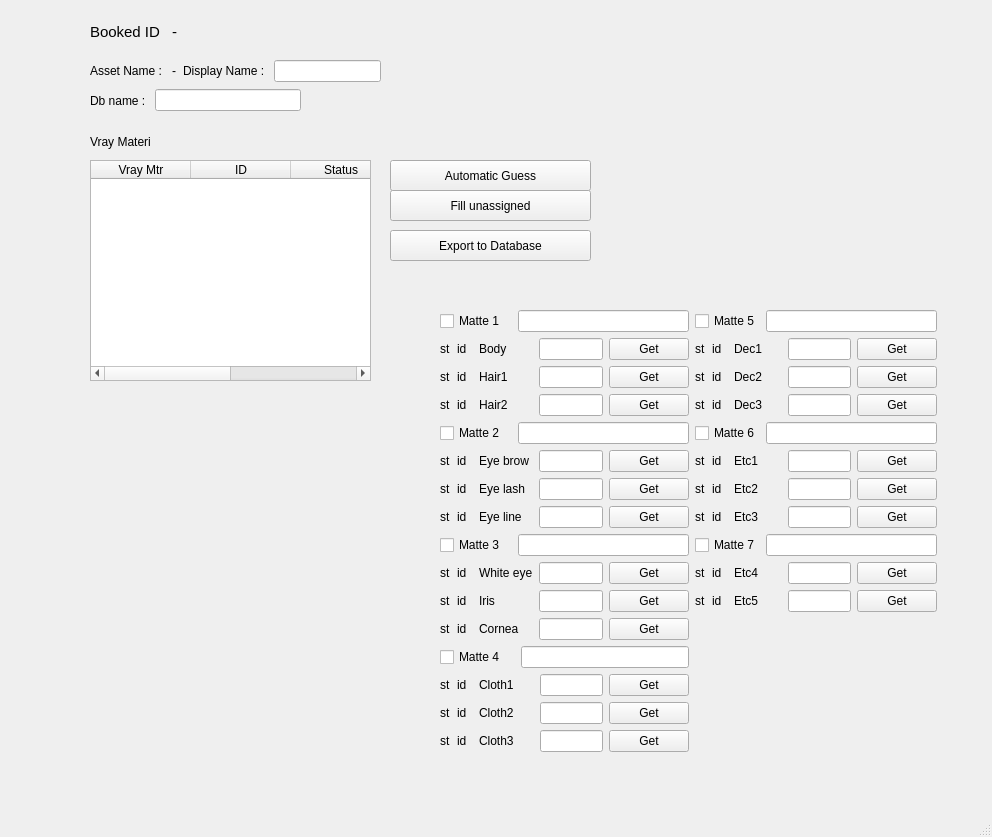
The window that matteExport_ui.ui (ChanonVilaiyuk/matteTools) describes before a commit, drawn with Qt 5.
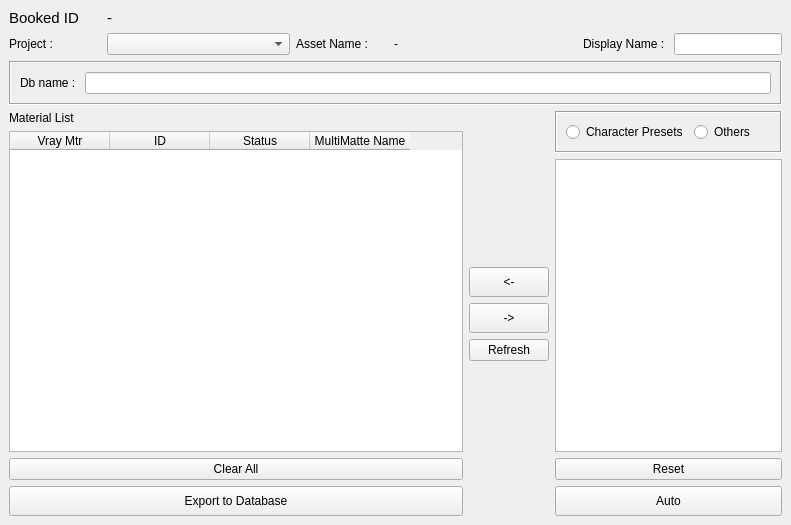
The same window after the commit.

```diff
--- a/matteExport_ui.ui
+++ b/matteExport_ui.ui
@@ -6,70 +6,67 @@
    <rect>
     <x>0</x>
     <y>0</y>
-    <width>992</width>
-    <height>837</height>
+    <width>791</width>
+    <height>525</height>
    </rect>
   </property>
   <property name="windowTitle">
    <string>MainWindow</string>
   </property>
   <widget class="QWidget" name="centralwidget">
-   <widget class="QLabel" name="label_22">
-    <property name="geometry">
-     <rect>
-      <x>90</x>
-      <y>130</y>
-      <width>60</width>
-      <height>23</height>
-     </rect>
-    </property>
-    <property name="text">
-     <string>Vray Materials</string>
-    </property>
-   </widget>
-   <widget class="QWidget" name="gridLayoutWidget_9">
-    <property name="geometry">
-     <rect>
-      <x>90</x>
-      <y>10</y>
-      <width>291</width>
-      <height>72</height>
-     </rect>
-    </property>
-    <layout class="QGridLayout" name="gridLayout_11">
+   <layout class="QVBoxLayout" name="verticalLayout_3">
+    <item>
+     <layout class="QGridLayout" name="gridLayout_11" columnstretch="1,2,1,2,0,0,0">
+      <item row="2" column="1">
+       <widget class="QComboBox" name="project_comboBox"/>
+      </item>
      <item row="2" column="0">
       <widget class="QLabel" name="label_23">
        <property name="text">
+         <string>Project : </string>
+        </property>
+       </widget>
+      </item>
+      <item row="2" column="5">
+       <widget class="QLineEdit" name="display_lineEdit">
+        <property name="text">
+         <string/>
+        </property>
+       </widget>
+      </item>
+      <item row="0" column="0">
+       <widget class="QLabel" name="label_26">
+        <property name="font">
+         <font>
+          <pointsize>11</pointsize>
+         </font>
+        </property>
+        <property name="text">
+         <string>Booked ID</string>
+        </property>
+       </widget>
+      </item>
+      <item row="2" column="3">
+       <widget class="QLabel" name="assetName_label">
+        <property name="text">
+         <string>-</string>
+        </property>
+       </widget>
+      </item>
+      <item row="2" column="2">
+       <widget class="QLabel" name="label_28">
+        <property name="text">
         <string>Asset Name : </string>
        </property>
       </widget>
      </item>
-     <item row="2" column="2">
+      <item row="2" column="4">
       <widget class="QLabel" name="label_24">
        <property name="text">
         <string>Display Name : </string>
        </property>
       </widget>
      </item>
-     <item row="2" column="1">
-      <widget class="QLabel" name="label_25">
-       <property name="text">
-        <string>-</string>
-       </property>
-      </widget>
-     </item>
-     <item row="0" column="0">
-      <widget class="QLabel" name="label_26">
-       <property name="font">
-        <font>
-         <pointsize>11</pointsize>
-        </font>
-       </property>
-       <property name="text">
-        <string>Booked ID</string>
-       </property>
-      </widget>
-     </item>
      <item row="0" column="1">
       <widget class="QLabel" name="label_27">
        <property name="font">
@@ -82,25 +79,17 @@
        </property>
       </widget>
      </item>
-     <item row="2" column="3">
-      <widget class="QLineEdit" name="lineEdit_20">
-       <property name="text">
-        <string/>
-       </property>
-      </widget>
-     </item>
-    </layout>
-   </widget>
-   <widget class="QWidget" name="horizontalLayoutWidget_8">
-    <property name="geometry">
-     <rect>
-      <x>90</x>
-      <y>80</y>
-      <width>211</width>
-      <height>41</height>
-     </rect>
-    </property>
-    <layout class="QHBoxLayout" name="horizontalLayout_8">
+     </layout>
+    </item>
+    <item>
+     <widget class="QFrame" name="frame_2">
+      <property name="frameShape">
+       <enum>QFrame::Box</enum>
+      </property>
+      <property name="frameShadow">
+       <enum>QFrame::Sunken</enum>
+      </property>
+      <layout class="QHBoxLayout" name="horizontalLayout_2">
      <item>
       <widget class="QLabel" name="label_48">
        <property name="text">
@@ -117,54 +106,20 @@
      </item>
     </layout>
    </widget>
-   <widget class="QPushButton" name="pushButton_22">
-    <property name="geometry">
-     <rect>
-      <x>390</x>
-      <y>160</y>
-      <width>201</width>
-      <height>31</height>
-     </rect>
-    </property>
+    </item>
+    <item>
+     <layout class="QHBoxLayout" name="horizontalLayout_5" stretch="2,0,1">
+      <item>
+       <layout class="QVBoxLayout" name="verticalLayout_2">
+        <item>
+         <widget class="QLabel" name="label">
     <property name="text">
-     <string>Automatic Guess</string>
-    </property>
-   </widget>
-   <widget class="QPushButton" name="pushButton_23">
-    <property name="geometry">
-     <rect>
-      <x>390</x>
-      <y>230</y>
-      <width>201</width>
-      <height>31</height>
-     </rect>
-    </property>
-    <property name="text">
-     <string>Export to Database</string>
-    </property>
-   </widget>
-   <widget class="QPushButton" name="pushButton_44">
-    <property name="geometry">
-     <rect>
-      <x>390</x>
-      <y>190</y>
-      <width>201</width>
-      <height>31</height>
-     </rect>
-    </property>
-    <property name="text">
-     <string>Fill unassigned</string>
-    </property>
-   </widget>
+           <string>Material List</string>
+          </property>
+         </widget>
+        </item>
+        <item>
    <widget class="QTableWidget" name="tableWidget">
-    <property name="geometry">
-     <rect>
-      <x>90</x>
-      <y>160</y>
-      <width>281</width>
-      <height>221</height>
-     </rect>
-    </property>
     <column>
      <property name="text">
       <string>Vray Mtr</string>
@@ -186,787 +141,148 @@
      </property>
     </column>
    </widget>
-   <widget class="QWidget" name="gridLayoutWidget_8">
-    <property name="geometry">
-     <rect>
-      <x>440</x>
-      <y>310</y>
-      <width>497</width>
-      <height>447</height>
-     </rect>
-    </property>
-    <layout class="QGridLayout" name="gridLayout_10">
-     <item row="7" column="0">
-      <layout class="QGridLayout" name="gridLayout_4">
-       <item row="2" column="4">
-        <widget class="QPushButton" name="pushButton_10">
-         <property name="text">
-          <string>Get</string>
-         </property>
-        </widget>
-       </item>
-       <item row="1" column="2">
-        <widget class="QLabel" name="label_10">
+        </item>
+        <item>
+         <widget class="QPushButton" name="clearAll_pushButton">
          <property name="text">
-          <string>Cloth2</string>
+           <string>Clear All</string>
          </property>
         </widget>
        </item>
-       <item row="0" column="3">
-        <widget class="QLineEdit" name="mtr10_lineEdit"/>
-       </item>
-       <item row="2" column="2">
-        <widget class="QLabel" name="label_11">
-         <property name="text">
-          <string>Cloth3</string>
-         </property>
-        </widget>
-       </item>
-       <item row="0" column="2">
-        <widget class="QLabel" name="label_12">
+        <item>
+         <widget class="QPushButton" name="export_pushButton">
+          <property name="minimumSize">
+           <size>
+            <width>0</width>
+            <height>30</height>
+           </size>
+          </property>
          <property name="text">
-          <string>Cloth1      </string>
+           <string>Export to Database</string>
          </property>
         </widget>
        </item>
-       <item row="2" column="3">
-        <widget class="QLineEdit" name="mtr12_lineEdit"/>
-       </item>
-       <item row="1" column="3">
-        <widget class="QLineEdit" name="mtr11_lineEdit"/>
-       </item>
-       <item row="1" column="4">
-        <widget class="QPushButton" name="pushButton_11">
-         <property name="text">
-          <string>Get</string>
-         </property>
-        </widget>
-       </item>
-       <item row="0" column="4">
-        <widget class="QPushButton" name="pushButton_12">
-         <property name="text">
-          <string>Get</string>
-         </property>
-        </widget>
-       </item>
-       <item row="1" column="1">
-        <widget class="QLabel" name="label_38">
-         <property name="text">
-          <string>id  </string>
-         </property>
-        </widget>
-       </item>
-       <item row="0" column="1">
-        <widget class="QLabel" name="label_37">
-         <property name="text">
-          <string>id  </string>
-         </property>
-        </widget>
-       </item>
-       <item row="2" column="1">
-        <widget class="QLabel" name="label_39">
-         <property name="text">
-          <string>id  </string>
-         </property>
-        </widget>
-       </item>
-       <item row="0" column="0">
-        <widget class="QLabel" name="label_58">
-         <property name="text">
-          <string>st</string>
-         </property>
-        </widget>
-       </item>
-       <item row="1" column="0">
-        <widget class="QLabel" name="label_59">
-         <property name="text">
-          <string>st</string>
-         </property>
-        </widget>
-       </item>
-       <item row="2" column="0">
-        <widget class="QLabel" name="label_60">
-         <property name="text">
-          <string>st</string>
-         </property>
-        </widget>
-       </item>
-      </layout>
-     </item>
-     <item row="6" column="0">
-      <layout class="QHBoxLayout" name="horizontalLayout_4" stretch="1,4">
+       </layout>
+      </item>
        <item>
-        <widget class="QCheckBox" name="checkBox_4">
-         <property name="text">
-          <string>Matte 4   </string>
-         </property>
-        </widget>
-       </item>
+       <layout class="QVBoxLayout" name="verticalLayout">
        <item>
-        <widget class="QLineEdit" name="matte4_lineEdit">
-         <property name="text">
-          <string/>
-         </property>
-        </widget>
-       </item>
-      </layout>
-     </item>
-     <item row="2" column="0">
-      <layout class="QHBoxLayout" name="horizontalLayout_2" stretch="1,4">
-       <item>
-        <widget class="QCheckBox" name="checkBox_2">
-         <property name="text">
-          <string>Matte 2  </string>
-         </property>
-        </widget>
+         <spacer name="verticalSpacer">
+          <property name="orientation">
+           <enum>Qt::Vertical</enum>
+          </property>
+          <property name="sizeHint" stdset="0">
+           <size>
+            <width>20</width>
+            <height>40</height>
+           </size>
+          </property>
+         </spacer>
        </item>
        <item>
-        <widget class="QLineEdit" name="matte2_lineEdit"/>
-       </item>
-      </layout>
-     </item>
-     <item row="4" column="0">
-      <layout class="QHBoxLayout" name="horizontalLayout_3" stretch="1,4">
-       <item>
-        <widget class="QCheckBox" name="checkBox_3">
-         <property name="text">
-          <string>Matte 3  </string>
-         </property>
-        </widget>
-       </item>
-       <item>
-        <widget class="QLineEdit" name="matte3_lineEdit"/>
-       </item>
-      </layout>
-     </item>
-     <item row="0" column="0">
-      <layout class="QHBoxLayout" name="horizontalLayout" stretch="0,4">
-       <item>
-        <widget class="QCheckBox" name="checkBox">
+         <widget class="QPushButton" name="assign_pushButton">
+          <property name="minimumSize">
+           <size>
+            <width>0</width>
+            <height>30</height>
+           </size>
+          </property>
          <property name="text">
-          <string>Matte 1  </string>
+           <string>&lt;-</string>
          </property>
         </widget>
        </item>
        <item>
-        <widget class="QLineEdit" name="matte1_lineEdit">
-         <property name="text">
-          <string/>
-         </property>
-        </widget>
-       </item>
-      </layout>
-     </item>
-     <item row="5" column="0">
-      <layout class="QGridLayout" name="gridLayout_3">
-       <item row="1" column="3">
-        <widget class="QLineEdit" name="mtr8_lineEdit"/>
-       </item>
-       <item row="2" column="2">
-        <widget class="QLabel" name="label_8">
+         <widget class="QPushButton" name="unassign_pushButton">
+          <property name="minimumSize">
+           <size>
+            <width>0</width>
+            <height>30</height>
+           </size>
+          </property>
          <property name="text">
-          <string>Cornea</string>
+           <string>-&gt;</string>
          </property>
         </widget>
        </item>
-       <item row="1" column="2">
-        <widget class="QLabel" name="label_7">
+        <item>
+         <widget class="QPushButton" name="refresh_pushButton">
          <property name="text">
-          <string>Iris</string>
+           <string>Refresh</string>
          </property>
         </widget>
        </item>
-       <item row="2" column="4">
-        <widget class="QPushButton" name="pushButton_7">
-         <property name="text">
-          <string>Get</string>
-         </property>
-        </widget>
-       </item>
-       <item row="2" column="3">
-        <widget class="QLineEdit" name="mtr9_lineEdit"/>
-       </item>
-       <item row="0" column="4">
-        <widget class="QPushButton" name="pushButton_9">
-         <property name="text">
-          <string>Get</string>
-         </property>
-        </widget>
-       </item>
-       <item row="1" column="4">
-        <widget class="QPushButton" name="pushButton_8">
-         <property name="text">
-          <string>Get</string>
-         </property>
-        </widget>
-       </item>
-       <item row="0" column="2">
-        <widget class="QLabel" name="label_9">
-         <property name="text">
-          <string>White eye</string>
-         </property>
-        </widget>
-       </item>
-       <item row="0" column="3">
-        <widget class="QLineEdit" name="mtr7_lineEdit"/>
-       </item>
-       <item row="1" column="1">
-        <widget class="QLabel" name="label_35">
-         <property name="text">
-          <string>id  </string>
-         </property>
-        </widget>
-       </item>
-       <item row="2" column="1">
-        <widget class="QLabel" name="label_36">
-         <property name="text">
-          <string>id  </string>
-         </property>
-        </widget>
-       </item>
-       <item row="0" column="1">
-        <widget class="QLabel" name="label_34">
-         <property name="text">
-          <string>id  </string>
-         </property>
-        </widget>
-       </item>
-       <item row="0" column="0">
-        <widget class="QLabel" name="label_55">
-         <property name="text">
-          <string>st</string>
-         </property>
-        </widget>
-       </item>
-       <item row="1" column="0">
-        <widget class="QLabel" name="label_56">
-         <property name="text">
-          <string>st</string>
-         </property>
-        </widget>
-       </item>
-       <item row="2" column="0">
-        <widget class="QLabel" name="label_57">
-         <property name="text">
-          <string>st</string>
-         </property>
-        </widget>
-       </item>
-      </layout>
-     </item>
-     <item row="3" column="0">
-      <layout class="QGridLayout" name="gridLayout_2">
-       <item row="1" column="4">
-        <widget class="QPushButton" name="pushButton_5">
-         <property name="text">
-          <string>Get</string>
-         </property>
-        </widget>
-       </item>
-       <item row="1" column="3">
-        <widget class="QLineEdit" name="mtr5_lineEdit"/>
-       </item>
-       <item row="1" column="2">
-        <widget class="QLabel" name="label_4">
-         <property name="text">
-          <string>Eye lash</string>
-         </property>
-        </widget>
-       </item>
-       <item row="2" column="3">
-        <widget class="QLineEdit" name="mtr6_lineEdit"/>
-       </item>
-       <item row="2" column="4">
-        <widget class="QPushButton" name="pushButton_4">
+        <item>
+         <spacer name="verticalSpacer_2">
+          <property name="orientation">
+           <enum>Qt::Vertical</enum>
+          </property>
+          <property name="sizeHint" stdset="0">
+           <size>
+            <width>20</width>
+            <height>40</height>
+           </size>
+          </property>
+         </spacer>
+        </item>
+       </layout>
+      </item>
+      <item>
+       <layout class="QVBoxLayout" name="verticalLayout_5">
+        <item>
+         <widget class="QFrame" name="frame">
+          <property name="frameShape">
+           <enum>QFrame::Box</enum>
+          </property>
+          <property name="frameShadow">
+           <enum>QFrame::Sunken</enum>
+          </property>
+          <layout class="QHBoxLayout" name="horizontalLayout">
+           <item>
+            <widget class="QRadioButton" name="char_radioButton">
          <property name="text">
-          <string>Get</string>
+              <string>Character Presets</string>
          </property>
         </widget>
        </item>
-       <item row="2" column="2">
-        <widget class="QLabel" name="label_5">
+           <item>
+            <widget class="QRadioButton" name="other_radioButton">
          <property name="text">
-          <string>Eye line</string>
+              <string>Others</string>
          </property>
         </widget>
        </item>
-       <item row="0" column="2">
-        <widget class="QLabel" name="label_6">
-         <property name="text">
-          <string>Eye brow </string>
-         </property>
-        </widget>
-       </item>
-       <item row="0" column="3">
-        <widget class="QLineEdit" name="mtr4_lineEdit"/>
-       </item>
-       <item row="0" column="4">
-        <widget class="QPushButton" name="pushButton_6">
-         <property name="text">
-          <string>Get</string>
-         </property>
-        </widget>
-       </item>
-       <item row="2" column="1">
-        <widget class="QLabel" name="label_33">
-         <property name="text">
-          <string>id  </string>
-         </property>
-        </widget>
-       </item>
-       <item row="0" column="1">
-        <widget class="QLabel" name="label_31">
-         <property name="text">
-          <string>id  </string>
-         </property>
-        </widget>
-       </item>
-       <item row="1" column="1">
-        <widget class="QLabel" name="label_32">
-         <property name="text">
-          <string>id  </string>
-         </property>
-        </widget>
-       </item>
-       <item row="0" column="0">
-        <widget class="QLabel" name="label_52">
-         <property name="text">
-          <string>st</string>
-         </property>
-        </widget>
-       </item>
-       <item row="1" column="0">
-        <widget class="QLabel" name="label_53">
-         <property name="text">
-          <string>st</string>
-         </property>
-        </widget>
-       </item>
-       <item row="2" column="0">
-        <widget class="QLabel" name="label_54">
-         <property name="text">
-          <string>st</string>
-         </property>
-        </widget>
-       </item>
-      </layout>
-     </item>
-     <item row="1" column="0">
-      <layout class="QGridLayout" name="gridLayout">
-       <item row="0" column="2">
-        <widget class="QLabel" name="label_3">
-         <property name="text">
-          <string>Body        </string>
-         </property>
-        </widget>
-       </item>
-       <item row="0" column="3">
-        <widget class="QLineEdit" name="mtr1_lineEdit">
-         <property name="text">
-          <string/>
-         </property>
-        </widget>
-       </item>
-       <item row="0" column="4">
-        <widget class="QPushButton" name="pushButton_3">
-         <property name="text">
-          <string>Get</string>
-         </property>
-        </widget>
-       </item>
-       <item row="1" column="3">
-        <widget class="QLineEdit" name="mtr2_lineEdit"/>
-       </item>
-       <item row="1" column="2">
-        <widget class="QLabel" name="label">
-         <property name="text">
-          <string>Hair1</string>
-         </property>
-        </widget>
-       </item>
-       <item row="2" column="3">
-        <widget class="QLineEdit" name="mtr3_lineEdit"/>
-       </item>
-       <item row="2" column="4">
-        <widget class="QPushButton" name="pushButton_2">
-         <property name="text">
-          <string>Get</string>
-         </property>
-        </widget>
-       </item>
-       <item row="2" column="2">
-        <widget class="QLabel" name="label_2">
-         <property name="text">
-          <string>Hair2</string>
-         </property>
-        </widget>
-       </item>
-       <item row="1" column="4">
-        <widget class="QPushButton" name="pushButton">
-         <property name="text">
-          <string>Get</string>
-         </property>
-        </widget>
-       </item>
-       <item row="1" column="1">
-        <widget class="QLabel" name="label_29">
-         <property name="text">
-          <string>id  </string>
-         </property>
-        </widget>
-       </item>
-       <item row="0" column="1">
-        <widget class="QLabel" name="label_28">
-         <property name="text">
-          <string>id  </string>
-         </property>
-        </widget>
-       </item>
-       <item row="2" column="1">
-        <widget class="QLabel" name="label_30">
-         <property name="text">
-          <string>id  </string>
-         </property>
-        </widget>
-       </item>
-       <item row="0" column="0">
-        <widget class="QLabel" name="label_49">
-         <property name="text">
-          <string>st</string>
-         </property>
-        </widget>
-       </item>
-       <item row="1" column="0">
-        <widget class="QLabel" name="label_50">
-         <property name="text">
-          <string>st</string>
-         </property>
-        </widget>
-       </item>
-       <item row="2" column="0">
-        <widget class="QLabel" name="label_51">
-         <property name="text">
-          <string>st</string>
-         </property>
-        </widget>
-       </item>
-      </layout>
-     </item>
-     <item row="2" column="1">
-      <layout class="QHBoxLayout" name="horizontalLayout_6" stretch="1,4">
+          </layout>
+         </widget>
+        </item>
        <item>
-        <widget class="QCheckBox" name="checkBox_6">
-         <property name="text">
-          <string>Matte 6</string>
-         </property>
-        </widget>
+         <widget class="QListWidget" name="listWidget"/>
        </item>
        <item>
-        <widget class="QLineEdit" name="matte6_lineEdit"/>
-       </item>
-      </layout>
-     </item>
-     <item row="0" column="1">
-      <layout class="QHBoxLayout" name="horizontalLayout_5" stretch="1,4">
-       <item>
-        <widget class="QCheckBox" name="checkBox_5">
+         <widget class="QPushButton" name="reset_pushButton">
          <property name="text">
-          <string>Matte 5</string>
+           <string>Reset</string>
          </property>
         </widget>
        </item>
        <item>
-        <widget class="QLineEdit" name="matte5_lineEdit"/>
-       </item>
-      </layout>
-     </item>
-     <item row="1" column="1">
-      <layout class="QGridLayout" name="gridLayout_5">
-       <item row="2" column="2">
-        <widget class="QLabel" name="label_14">
-         <property name="text">
-          <string>Dec3     </string>
-         </property>
-        </widget>
-       </item>
-       <item row="1" column="4">
-        <widget class="QPushButton" name="pushButton_14">
+         <widget class="QPushButton" name="auto_pushButton">
+          <property name="minimumSize">
+           <size>
+            <width>0</width>
+            <height>30</height>
+           </size>
+          </property>
          <property name="text">
-          <string>Get</string>
+           <string>Auto</string>
          </property>
         </widget>
        </item>
-       <item row="1" column="3">
-        <widget class="QLineEdit" name="mtr14_lineEdit"/>
-       </item>
-       <item row="2" column="4">
-        <widget class="QPushButton" name="pushButton_13">
-         <property name="text">
-          <string>Get</string>
-         </property>
-        </widget>
-       </item>
-       <item row="0" column="2">
-        <widget class="QLabel" name="label_15">
-         <property name="text">
-          <string>Dec1      </string>
-         </property>
-        </widget>
-       </item>
-       <item row="0" column="3">
-        <widget class="QLineEdit" name="mtr13_lineEdit"/>
-       </item>
-       <item row="0" column="4">
-        <widget class="QPushButton" name="pushButton_15">
-         <property name="text">
-          <string>Get</string>
-         </property>
-        </widget>
-       </item>
-       <item row="1" column="2">
-        <widget class="QLabel" name="label_13">
-         <property name="text">
-          <string>Dec2     </string>
-         </property>
-        </widget>
-       </item>
-       <item row="2" column="3">
-        <widget class="QLineEdit" name="mtr15_lineEdit"/>
-       </item>
-       <item row="1" column="1">
-        <widget class="QLabel" name="label_41">
-         <property name="text">
-          <string>id  </string>
-         </property>
-        </widget>
-       </item>
-       <item row="0" column="1">
-        <widget class="QLabel" name="label_40">
-         <property name="text">
-          <string>id  </string>
-         </property>
-        </widget>
-       </item>
-       <item row="2" column="1">
-        <widget class="QLabel" name="label_42">
-         <property name="text">
-          <string>id  </string>
-         </property>
-        </widget>
-       </item>
-       <item row="0" column="0">
-        <widget class="QLabel" name="label_61">
-         <property name="text">
-          <string>st</string>
-         </property>
-        </widget>
-       </item>
-       <item row="1" column="0">
-        <widget class="QLabel" name="label_62">
-         <property name="text">
-          <string>st</string>
-         </property>
-        </widget>
-       </item>
-       <item row="2" column="0">
-        <widget class="QLabel" name="label_63">
-         <property name="text">
-          <string>st</string>
-         </property>
-        </widget>
-       </item>
-      </layout>
-     </item>
-     <item row="3" column="1">
-      <layout class="QGridLayout" name="gridLayout_6">
-       <item row="2" column="4">
-        <widget class="QPushButton" name="pushButton_16">
-         <property name="text">
-          <string>Get</string>
-         </property>
-        </widget>
-       </item>
-       <item row="0" column="3">
-        <widget class="QLineEdit" name="mtr16_lineEdit"/>
-       </item>
-       <item row="0" column="4">
-        <widget class="QPushButton" name="pushButton_18">
-         <property name="text">
-          <string>Get</string>
-         </property>
-        </widget>
-       </item>
-       <item row="1" column="2">
-        <widget class="QLabel" name="label_16">
-         <property name="text">
-          <string>Etc2</string>
-         </property>
-        </widget>
-       </item>
-       <item row="0" column="2">
-        <widget class="QLabel" name="label_18">
-         <property name="text">
-          <string>Etc1       </string>
-         </property>
-        </widget>
-       </item>
-       <item row="2" column="2">
-        <widget class="QLabel" name="label_17">
-         <property name="text">
-          <string>Etc3</string>
-         </property>
-        </widget>
-       </item>
-       <item row="1" column="4">
-        <widget class="QPushButton" name="pushButton_17">
-         <property name="text">
-          <string>Get</string>
-         </property>
-        </widget>
-       </item>
-       <item row="1" column="3">
-        <widget class="QLineEdit" name="mtr17_lineEdit"/>
-       </item>
-       <item row="2" column="3">
-        <widget class="QLineEdit" name="mtr18_lineEdit"/>
-       </item>
-       <item row="2" column="1">
-        <widget class="QLabel" name="label_45">
-         <property name="text">
-          <string>id  </string>
-         </property>
-        </widget>
-       </item>
-       <item row="1" column="1">
-        <widget class="QLabel" name="label_44">
-         <property name="text">
-          <string>id  </string>
-         </property>
-        </widget>
-       </item>
-       <item row="0" column="1">
-        <widget class="QLabel" name="label_43">
-         <property name="text">
-          <string>id  </string>
-         </property>
-        </widget>
-       </item>
-       <item row="0" column="0">
-        <widget class="QLabel" name="label_64">
-         <property name="text">
-          <string>st</string>
-         </property>
-        </widget>
-       </item>
-       <item row="1" column="0">
-        <widget class="QLabel" name="label_65">
-         <property name="text">
-          <string>st</string>
-         </property>
-        </widget>
-       </item>
-       <item row="2" column="0">
-        <widget class="QLabel" name="label_66">
-         <property name="text">
-          <string>st</string>
-         </property>
-        </widget>
-       </item>
-      </layout>
-     </item>
-     <item row="4" column="1">
-      <layout class="QHBoxLayout" name="horizontalLayout_7" stretch="1,4">
-       <item>
-        <widget class="QCheckBox" name="checkBox_7">
-         <property name="text">
-          <string>Matte 7</string>
-         </property>
-        </widget>
-       </item>
-       <item>
-        <widget class="QLineEdit" name="matte7_lineEdit"/>
-       </item>
-      </layout>
-     </item>
-     <item row="5" column="1">
-      <layout class="QGridLayout" name="gridLayout_7">
-       <item row="2" column="2">
-        <widget class="QLabel" name="label_20">
-         <property name="text">
-          <string/>
-         </property>
-        </widget>
-       </item>
-       <item row="1" column="2">
-        <widget class="QLabel" name="label_19">
-         <property name="text">
-          <string>Etc5</string>
-         </property>
-        </widget>
-       </item>
-       <item row="1" column="3">
-        <widget class="QLineEdit" name="mtr20_lineEdit">
-         <property name="text">
-          <string/>
-         </property>
-        </widget>
-       </item>
-       <item row="1" column="4">
-        <widget class="QPushButton" name="pushButton_20">
-         <property name="text">
-          <string>Get</string>
-         </property>
-        </widget>
-       </item>
-       <item row="0" column="4">
-        <widget class="QPushButton" name="pushButton_21">
-         <property name="text">
-          <string>Get</string>
-         </property>
-        </widget>
-       </item>
-       <item row="0" column="3">
-        <widget class="QLineEdit" name="mtr19_lineEdit"/>
-       </item>
-       <item row="0" column="2">
-        <widget class="QLabel" name="label_21">
-         <property name="text">
-          <string>Etc4       </string>
-         </property>
-        </widget>
-       </item>
-       <item row="1" column="1">
-        <widget class="QLabel" name="label_47">
-         <property name="text">
-          <string>id  </string>
-         </property>
-        </widget>
-       </item>
-       <item row="0" column="1">
-        <widget class="QLabel" name="label_46">
-         <property name="text">
-          <string>id  </string>
-         </property>
-        </widget>
-       </item>
-       <item row="0" column="0">
-        <widget class="QLabel" name="label_67">
-         <property name="text">
-          <string>st</string>
-         </property>
-        </widget>
-       </item>
-       <item row="1" column="0">
-        <widget class="QLabel" name="label_68">
-         <property name="text">
-          <string>st</string>
-         </property>
-        </widget>
-       </item>
-      </layout>
-     </item>
-    </layout>
-   </widget>
+       </layout>
+      </item>
+     </layout>
+    </item>
+   </layout>
   </widget>
   <widget class="QMenuBar" name="menubar">
    <property name="geometry">
@@ -978,7 +294,6 @@
     </rect>
    </property>
   </widget>
-  <widget class="QStatusBar" name="statusbar"/>
  </widget>
  <resources/>
  <connections/>
```
Left out of the diff: 10 changed lines with no effect on the pictures. Lines whose indentation alone changed are shown as unchanged.
